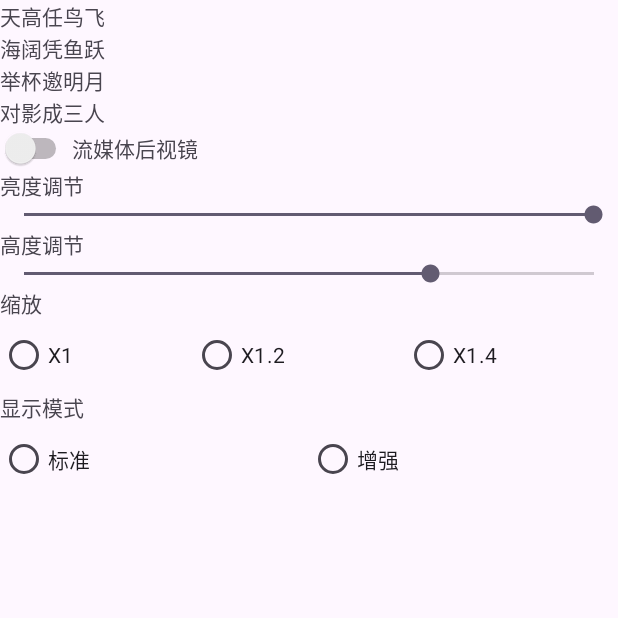
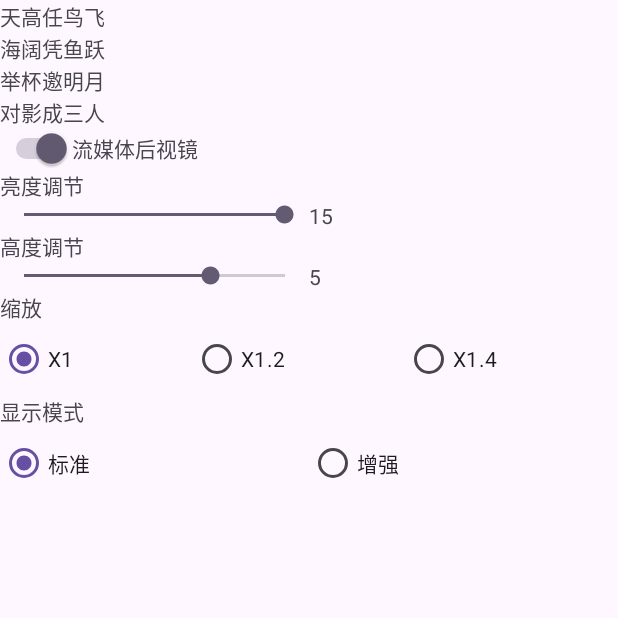
Before and after one commit to ccqxcc/rearview01, an Android app: the screen it shows after launch (MainActivity), on a phone screen of 412 x 824 dp, the top half of it. Run offline under Robolectric (Android 15) with nearby library versions, the phone set to English and light mode, and no system bars.

Commit message:
basic UI interaction

```diff
--- a/app/src/main/res/layout/activity_main.xml
+++ b/app/src/main/res/layout/activity_main.xml
@@ -7,7 +7,6 @@
     android:layout_width="match_parent"
     android:layout_height="match_parent"
     tools:context=".MainActivity">
-
     <TextView
         android:layout_width="wrap_content"
         android:layout_height="wrap_content"
@@ -34,7 +33,8 @@
         android:layout_height="wrap_content"
         android:orientation="horizontal">
         <Switch
-            android:id="@+id/RearSwitch"
+            android:id="@+id/rearSwitch"
+            android:checked="true"
             android:layout_width="wrap_content"
             android:layout_height="wrap_content"/>
         <TextView
@@ -50,14 +50,25 @@
             android:layout_width="wrap_content"
             android:layout_height="wrap_content"
             android:text="亮度调节" />
+        <LinearLayout
+            android:layout_width="match_parent"
+            android:layout_height="wrap_content"
+            android:orientation="horizontal">
             <SeekBar
                 android:id="@+id/lightVolume"
+                android:layout_weight="1"
                 android:layout_width="match_parent"
                 android:layout_height="wrap_content"
                 android:max="15"
                 android:progress="15" />
+            <TextView
+                android:id="@+id/lightVolumeText"
+                android:layout_weight="1"
+                android:layout_width="match_parent"
+                android:layout_height="wrap_content"
+                android:text="15" />
         </LinearLayout>
-
+    </LinearLayout>
     <LinearLayout
         android:layout_width="match_parent"
         android:layout_height="wrap_content"
@@ -66,12 +77,24 @@
             android:layout_width="wrap_content"
             android:layout_height="wrap_content"
             android:text="高度调节" />
+        <LinearLayout
+            android:layout_width="match_parent"
+            android:layout_height="wrap_content"
+            android:orientation="horizontal">
             <SeekBar
                 android:id="@+id/heightVolume"
+                android:layout_weight="1"
                 android:layout_width="match_parent"
                 android:layout_height="wrap_content"
                 android:max="7"
                 android:progress="5" />
+            <TextView
+                android:id="@+id/heightVolumeText"
+                android:layout_weight="1"
+                android:layout_width="match_parent"
+                android:layout_height="wrap_content"
+                android:text="5" />
+        </LinearLayout>
     </LinearLayout>
 
     <LinearLayout
@@ -83,20 +106,21 @@
             android:layout_height="wrap_content"
             android:text="缩放" />
         <RadioGroup
-            android:id="@+id/radioGroup"
+            android:id="@+id/zoomRadioGroup"
             android:layout_width="match_parent"
             android:layout_height="match_parent"
             android:orientation="horizontal">
             <RadioButton
-                android:id="@+id/zoomOption1"
+                android:id="@+id/zoomX1"
+                android:checked="true"
                 android:text="X1"
                 android:layout_weight="1"/>
             <RadioButton
-                android:id="@+id/zoomOption2"
+                android:id="@+id/zoomX12"
                 android:text="X1.2"
                 android:layout_weight="1"/>
             <RadioButton
-                android:id="@+id/zoomOption3"
+                android:id="@+id/zoomX14"
                 android:text="X1.4"
                 android:layout_weight="1"/>
         </RadioGroup>
@@ -111,16 +135,17 @@
             android:layout_height="wrap_content"
             android:text="显示模式" />
         <RadioGroup
-            android:id="@+id/radioGroup"
+            android:id="@+id/viewMode"
             android:layout_width="match_parent"
             android:layout_height="match_parent"
             android:orientation="horizontal">
             <RadioButton
-                android:id="@+id/viewmode1"
+                android:id="@+id/viewStandard"
+                android:checked="true"
                 android:text="标准"
                 android:layout_weight="1"/>
             <RadioButton
-                android:id="@+id/viewmode2"
+                android:id="@+id/viewEnhanced"
                 android:text="增强"
                 android:layout_weight="1"/>
         </RadioGroup>
```
Also changed, not shown: app/src/main/java/com/example/rearviewmirror/MainActivity.kt (+111 -0 lines). Lines whose indentation alone changed are shown as unchanged.
